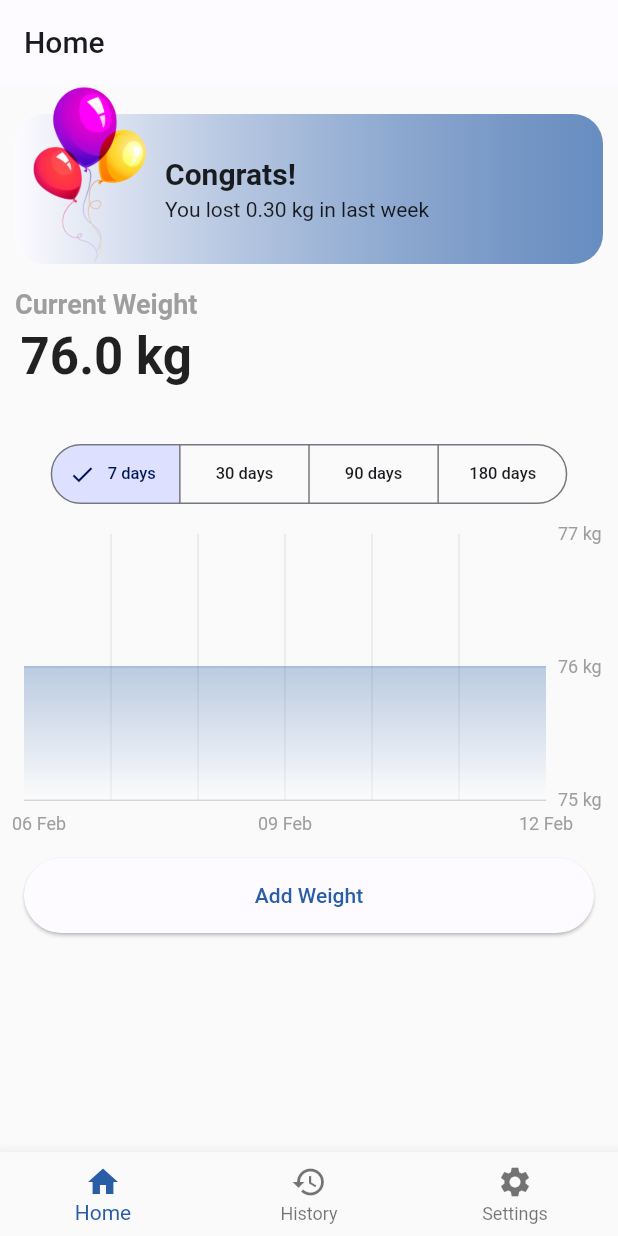
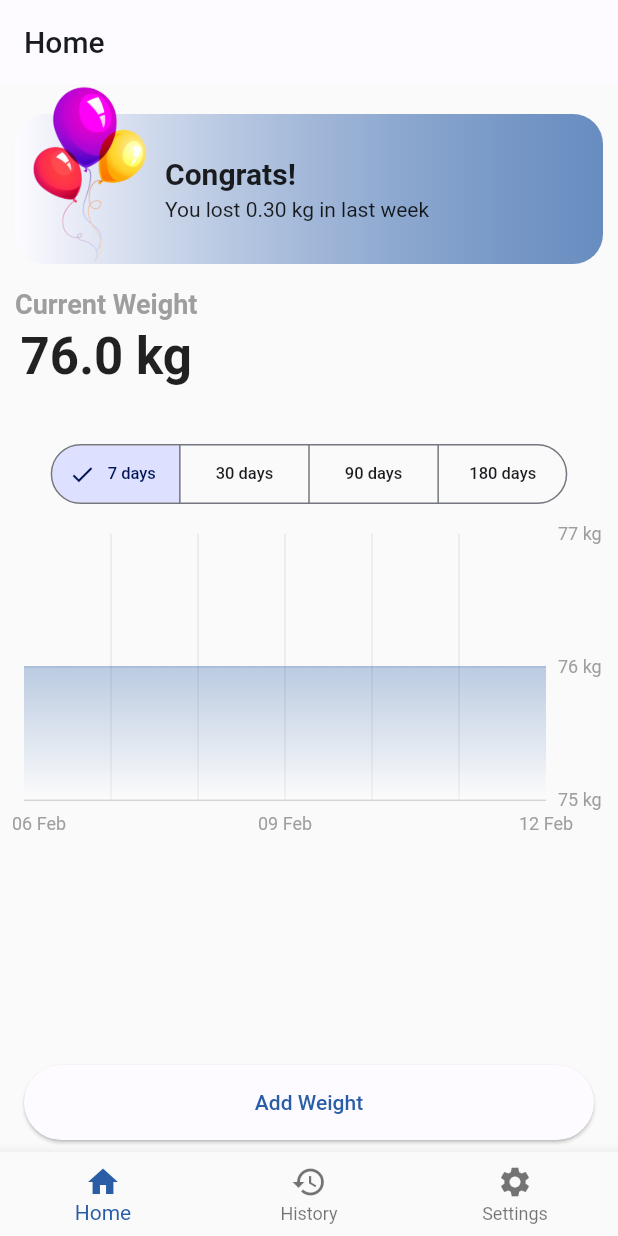
Before and after one commit to them3k/weight_app, a Flutter app: the screen it shows after launch, on a phone screen of 412 x 824 dp. Run offline on Flutter 3.47's test engine with Material 2 defaults, Android fonts, the phone set to English and light mode, and no system bars; drawn by our look-alikes of fl_chart; our stand-ins replace get_it, hive, hive_flutter, syncfusion_flutter_gauges; missing offline and left inert: dart:ffi; accounts and stored records are empty.

Commit message:
move add weight button to bottom page

```diff
--- a/lib/ui/views/home/home_page.dart
+++ b/lib/ui/views/home/home_page.dart
@@ -39,6 +39,7 @@ class _HomePageState extends State<HomePage> {
           CurrentWeightWidget(),
           PeriodSegmentedButtonWidget(),
           ChartContainer(),
+          Spacer(),
           AddWeightButtonContainer(),
         ],
       ),
--- a/lib/ui/views/home/widgets/add_weight_button_container.dart
+++ b/lib/ui/views/home/widgets/add_weight_button_container.dart
@@ -8,7 +8,7 @@ class AddWeightButtonContainer extends StatelessWidget {
   @override
   Widget build(BuildContext context) {
     return Container(
-      margin: const EdgeInsets.only(left: 16, right: 16, top: 16),
+      margin: const EdgeInsets.only(left: 16, right: 16,bottom: 8),
       height: 50,
       width: double.infinity,
       child: ElevatedButton(
```
